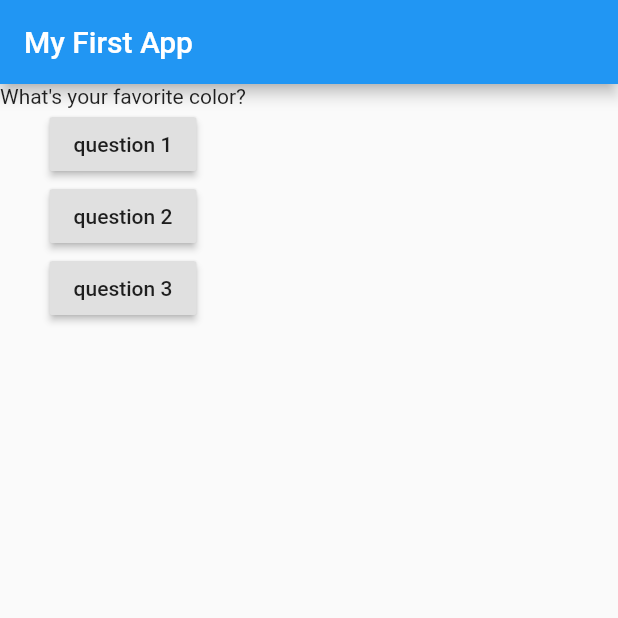
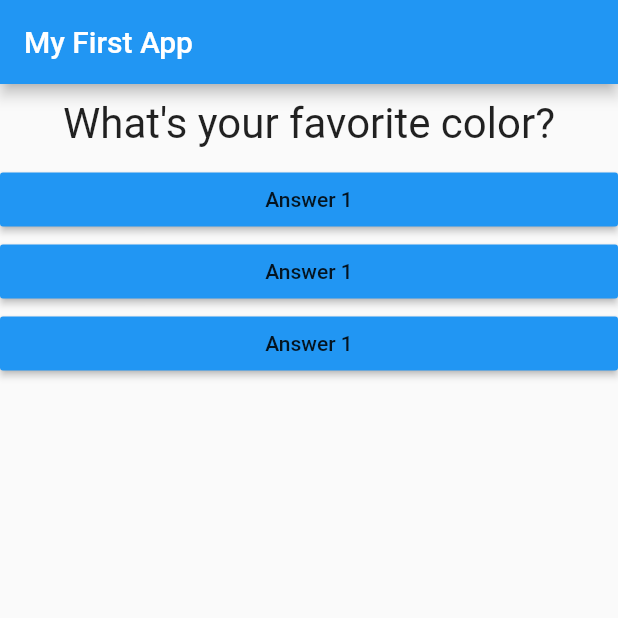
Before and after one commit to GabrielShaukan/quiz_app, a Flutter app: the screen it shows after launch, on a phone screen of 412 x 824 dp, the top half of it. Run offline on Flutter 3.47's test engine with Material 2 defaults, Android fonts, the phone set to English and light mode, and no system bars.

Commit message:
Added answer widget

```diff
--- /dev/null
+++ b/lib/answer.dart
@@ -0,0 +1,18 @@
+import 'package:flutter/material.dart';
+
+class Answer extends StatelessWidget {
+  final Function selectHandler;
+
+  Answer(this.selectHandler);
+
+  @override
+  Widget build(BuildContext context) {
+    return Container(
+        width: double.infinity,
+        child: RaisedButton(
+          color: Colors.blue,
+          child: Text('Answer 1'),
+          onPressed: selectHandler,
+        ));
+  }
+}
--- a/lib/main.dart
+++ b/lib/main.dart
@@ -1,4 +1,5 @@
 import 'package:flutter/material.dart';
+import 'package:quiz_app/answer.dart';
 
 import './question.dart';
 
@@ -38,16 +39,9 @@ class _MyAppState extends State<MyApp> {
         body: Column(
           children: [
             Question(questions[_questionIndex]),
-            RaisedButton(child: Text('question 1'), onPressed: _answerQuestion),
-            RaisedButton(
-                child: Text('question 2'),
-                onPressed: () => print('Answer 2 chosen!')),
-            RaisedButton(
-                child: Text('question 3'),
-                onPressed: () {
-                  //...
-                  print('Answer 3 chosen!');
-                }),
+            Answer(_answerQuestion),
+            Answer(_answerQuestion),
+            Answer(_answerQuestion),
           ],
         ),
       ),
--- a/lib/question.dart
+++ b/lib/question.dart
@@ -7,6 +7,14 @@ class Question extends StatelessWidget {
 
   @override
   Widget build(BuildContext context) {
-    return Text(questionText);
+    return Container(
+      width: double.infinity,
+      margin: EdgeInsets.all(10),
+      child: Text(
+        questionText,
+        style: TextStyle(fontSize: 28),
+        textAlign: TextAlign.center,
+      ),
+    );
   }
 }
```
